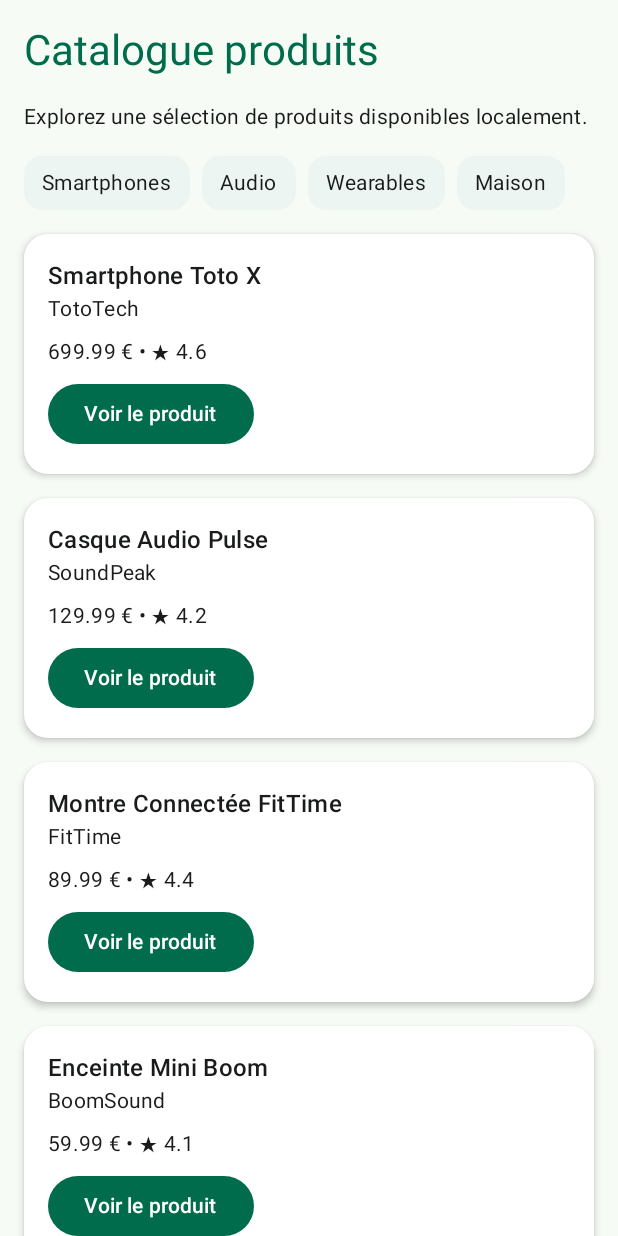
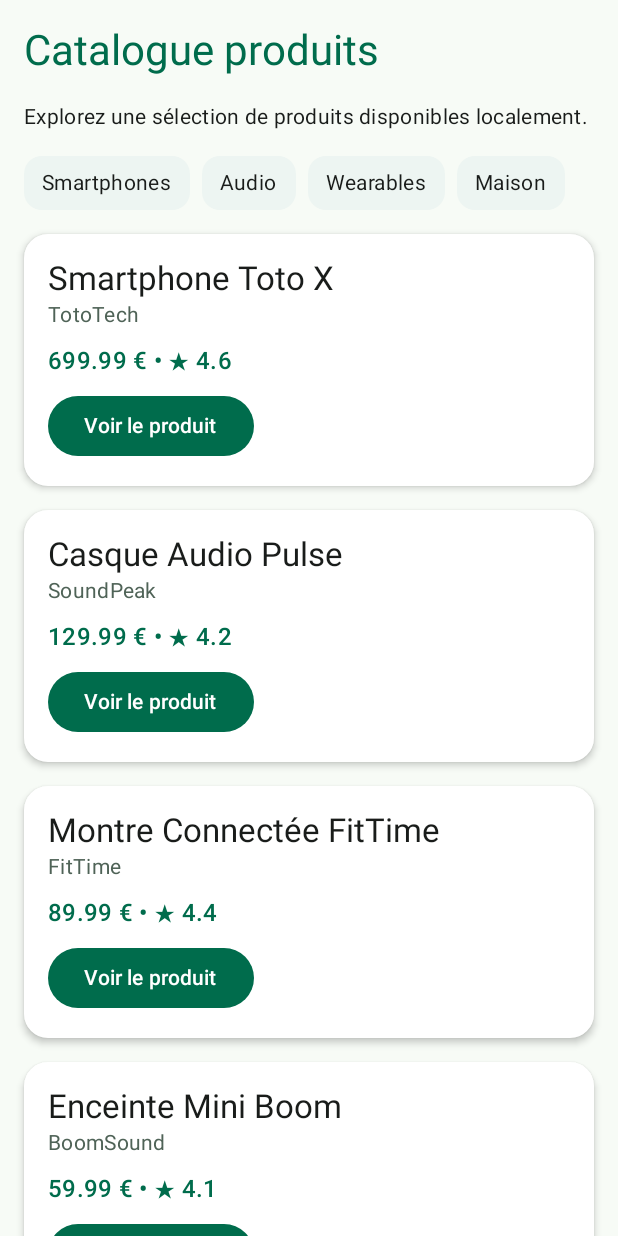
Before and after one commit to Fabioj377/TP4-5-Android-Studio, an Android app built with Jetpack Compose: the screen it shows after launch (MainActivity), on a phone screen of 412 x 824 dp. Run offline under Robolectric (Android 15) with nearby library versions, the phone set to English and light mode, and no system bars.

Commit message:
feat(tp7): hiérarchise titre, marque, prix et note dans la carte produit (étape 7)

```diff
--- a/app/src/main/java/com/example/productexplorer/ProductCatalogScreen.kt
+++ b/app/src/main/java/com/example/productexplorer/ProductCatalogScreen.kt
@@ -92,16 +92,19 @@ fun ProductListItem(
         ) {
             Text(
                 text = product.title,
-                style = MaterialTheme.typography.titleMedium
+                style = MaterialTheme.typography.titleLarge,
+                color = MaterialTheme.colorScheme.onSurface
             )
             Text(
                 text = product.brand,
-                style = MaterialTheme.typography.bodyMedium
+                style = MaterialTheme.typography.bodyMedium,
+                color = MaterialTheme.colorScheme.secondary
             )
             Spacer(modifier = Modifier.height(8.dp))
             Text(
                 text = "${product.price} € • ★ ${product.rating}",
-                style = MaterialTheme.typography.bodyMedium
+                style = MaterialTheme.typography.titleMedium,
+                color = MaterialTheme.colorScheme.primary
             )
             Spacer(modifier = Modifier.height(8.dp))
             Button(onClick = onClick) {
```
